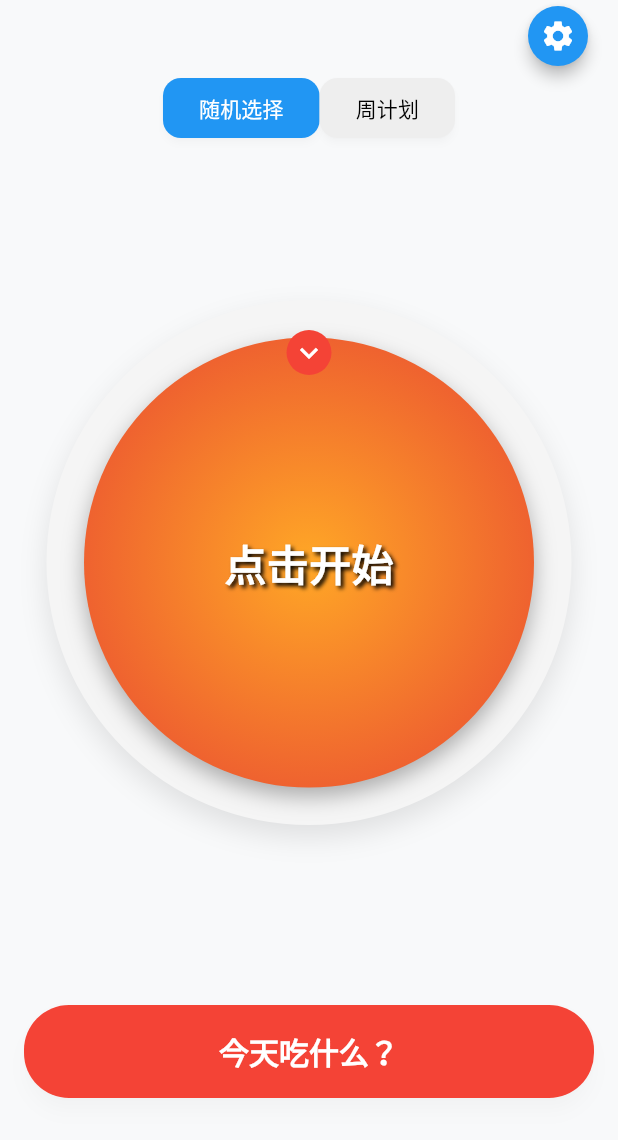
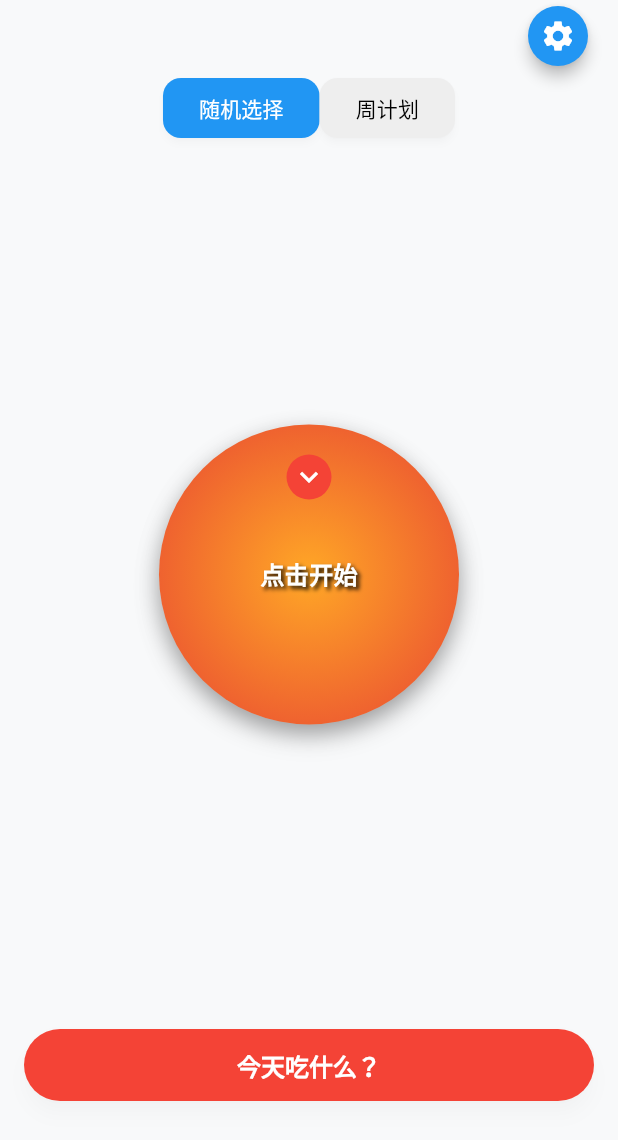
Before and after one commit to chronie-shizutoki/universal-lancher, a Flutter app: the FoodPage screen opened directly, on a phone screen of 412 x 824 dp. Shown: the top 1140 px of the screen. Run offline on Flutter 3.47's test engine with Material 3 defaults, Android fonts, the phone set to English and light mode, and no system bars; our stand-ins replace package_info_plus, shared_preferences; accounts and stored records are empty; network calls fail.

Commit message:
feat(food_page): enhance spinning wheel animation and UI
- Increase rotation multiplier for more dramatic effect (4-6 full rotations)
- Use elasticOut curve for more natural animation
- Adjust container sizes and font sizes for better proportions
- Add vibration feedback placeholder (commented out)
- Remove duplicate animation completion handler

```diff
--- a/flutter_app/lib/pages/food_page.dart
+++ b/flutter_app/lib/pages/food_page.dart
@@ -66,9 +66,11 @@ class _FoodPageState extends State<FoodPage> with SingleTickerProviderStateMixin
     _isSpinning = true;
     _selectedFood = null;
 
-    // 随机选择一个最终角度，使转盘看起来更自然
+    // 随机选择一个最终角度，使转盘看起来更自然且更震撼
     final random = Random();
-    final targetRotation = 720.0 + (random.nextDouble() * 360.0);
+    // 增加旋转圈数，使其更震撼（4-6圈）
+    final rotationMultiplier = 4 + random.nextInt(3); // 4-6圈
+    final targetRotation = rotationMultiplier * 360.0 + (random.nextDouble() * 360.0);
 
     // 重置动画并重新开始
     _controller.reset();
@@ -78,9 +80,22 @@ class _FoodPageState extends State<FoodPage> with SingleTickerProviderStateMixin
     ).animate(
       CurvedAnimation(
         parent: _controller,
-        curve: Curves.easeOutQuart,
+        // 使用更自然的曲线：先快后慢，有一个加速再减速的过程
+        curve: Curves.elasticOut, // 使用弹性曲线增加震撼感
       ),
     );
+
+    // 在动画开始时添加震动反馈
+    Future.delayed(const Duration(milliseconds: 100), () {
+      if (mounted) {
+        // 可选：添加震动反馈（需要导入vibration包）
+      }
+    });
+
+    _controller.forward().then((_) {
+      // 旋转结束后选择食物
+      _selectFood();
+    });
 
     _controller.forward().then((_) {
       // 旋转结束后选择食物
@@ -176,8 +191,8 @@ class _FoodPageState extends State<FoodPage> with SingleTickerProviderStateMixin
                 children: [
                   // 背景装饰
                   Container(
-                    width: 350,
-                    height: 350,
+                    width: 200,
+                    height: 200,
                     decoration: BoxDecoration(
                       shape: BoxShape.circle,
                       color: Colors.grey[100],
@@ -195,8 +210,8 @@ class _FoodPageState extends State<FoodPage> with SingleTickerProviderStateMixin
                   Transform.rotate(
                     angle: _rotation * pi / 180,
                     child: Container(
-                      width: 300,
-                      height: 300,
+                      width: 200,
+                      height: 200,
                       decoration: BoxDecoration(
                         shape: BoxShape.circle,
                         gradient: RadialGradient(
@@ -236,7 +251,7 @@ class _FoodPageState extends State<FoodPage> with SingleTickerProviderStateMixin
                                     child: Text(
                                       _selectedFood!.name,
                                       style: const TextStyle(
-                                        fontSize: 36,
+                                        fontSize: 16,
                                         fontWeight: FontWeight.bold,
                                         color: Colors.red,
                                       ),
@@ -247,7 +262,7 @@ class _FoodPageState extends State<FoodPage> with SingleTickerProviderStateMixin
                                     child: Text(
                                       '点击开始',
                                       style: TextStyle(
-                                        fontSize: 28,
+                                        fontSize: 16,
                                         fontWeight: FontWeight.bold,
                                         color: Colors.white,
                                         shadows: [
@@ -284,8 +299,8 @@ class _FoodPageState extends State<FoodPage> with SingleTickerProviderStateMixin
               // 结果展示（选中后显示）
               if (!_isSpinning && _selectedFood != null)
                 Container(
-                  margin: const EdgeInsets.only(top: 30),
-                  padding: const EdgeInsets.symmetric(horizontal: 24, vertical: 12),
+                  margin: const EdgeInsets.only(top: 24),
+                  padding: const EdgeInsets.symmetric(horizontal: 16, vertical: 12),
                   decoration: BoxDecoration(
                     color: Colors.green.shade100,
                     borderRadius: BorderRadius.circular(20),
@@ -294,7 +309,7 @@ class _FoodPageState extends State<FoodPage> with SingleTickerProviderStateMixin
                   child: Text(
                     '今天就吃${_selectedFood!.name}吧！',
                     style: const TextStyle(
-                      fontSize: 20,
+                      fontSize: 16,
                       fontWeight: FontWeight.bold,
                       color: Colors.green,
                     ),
@@ -312,9 +327,9 @@ class _FoodPageState extends State<FoodPage> with SingleTickerProviderStateMixin
               ElevatedButton(
                 onPressed: _spinWheel,
                 style: ElevatedButton.styleFrom(
-                  minimumSize: const Size(double.infinity, 60),
-                  padding: const EdgeInsets.symmetric(horizontal: 32, vertical: 16),
-                  textStyle: const TextStyle(fontSize: 20, fontWeight: FontWeight.bold),
+                  minimumSize: const Size(double.infinity, 40),
+                  padding: const EdgeInsets.symmetric(horizontal: 32, vertical: 12),
+                  textStyle: const TextStyle(fontSize: 16, fontWeight: FontWeight.bold),
                   backgroundColor: Colors.red,
                   foregroundColor: Colors.white,
                   shape: RoundedRectangleBorder(
@@ -324,8 +339,8 @@ class _FoodPageState extends State<FoodPage> with SingleTickerProviderStateMixin
                 ),
                 child: _isSpinning
                     ? const SizedBox(
-                        width: 20,
-                        height: 20,
+                        width: 16,
+                        height: 16,
                         child: CircularProgressIndicator(
                           color: Colors.white,
                           strokeWidth: 3,
@@ -334,14 +349,14 @@ class _FoodPageState extends State<FoodPage> with SingleTickerProviderStateMixin
                     : const Text('今天吃什么？'),
               ),
 
-              const SizedBox(height: 16),
+              const SizedBox(height: 14),
 
               // 重新选择按钮
               if (!_isSpinning && _selectedFood != null)
                 ElevatedButton(
                   onPressed: _spinWheel,
                   style: ElevatedButton.styleFrom(
-                    minimumSize: const Size(double.infinity, 50),
+                    minimumSize: const Size(double.infinity, 30),
                     padding: const EdgeInsets.symmetric(horizontal: 32, vertical: 12),
                     textStyle: const TextStyle(fontSize: 16),
                     backgroundColor: Colors.orange,
```
